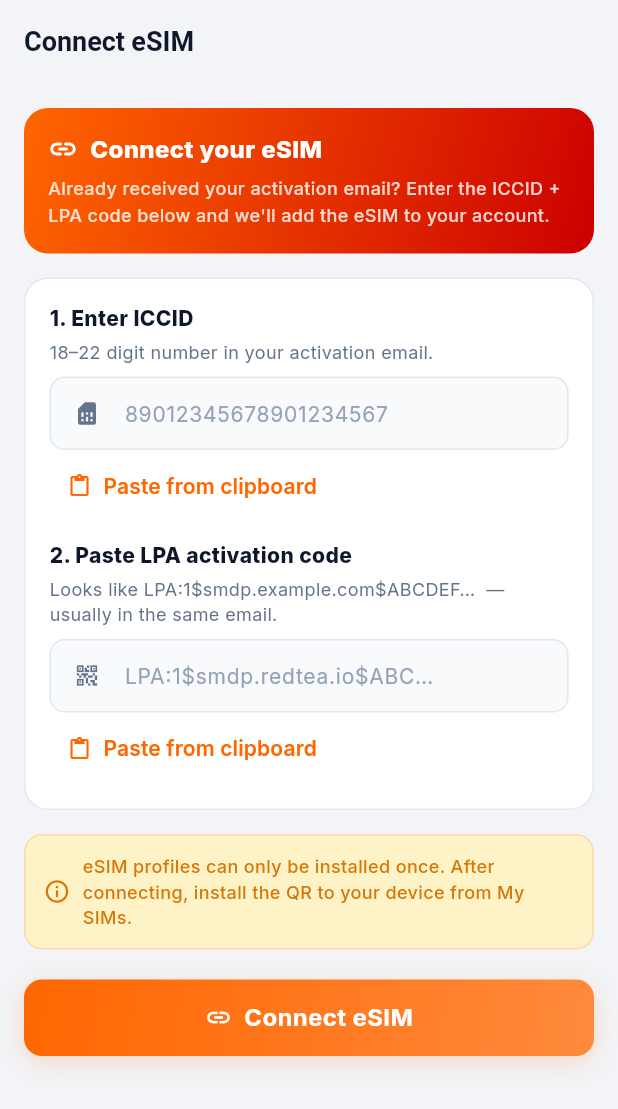
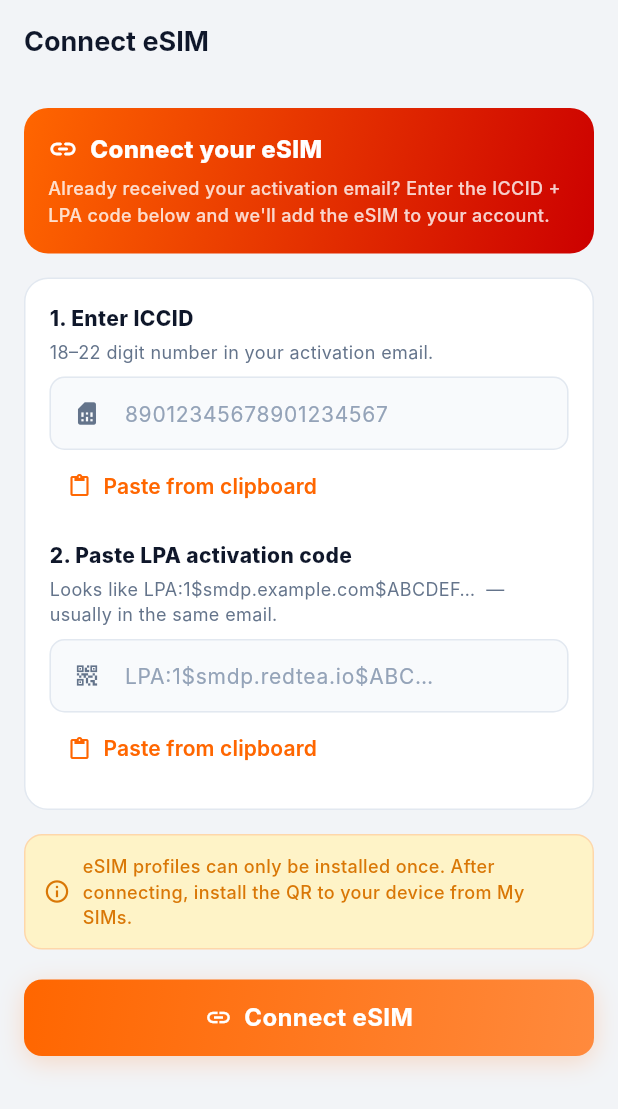
Before and after one commit to jordanmok88/EvairSIM-App, a Flutter app: the ConnectEsimPage screen opened by its route, on a phone screen of 412 x 824 dp. Shown: the top 1109 px of the screen. Run offline on Flutter 3.47's test engine with Material 3 defaults, Android fonts, the phone set to English and light mode, and no system bars; our stand-ins replace dio, flutter_hooks, flutter_secure_storage, fpdart, freezed_annotation, go_router and 4 more; accounts and stored records are empty.

```diff
--- a/lib/core/theme/app_theme.dart
+++ b/lib/core/theme/app_theme.dart
@@ -1,12 +1,13 @@
 import 'package:flutter/material.dart';
-import 'package:google_fonts/google_fonts.dart';
 
 import 'app_colors.dart';
 
 class AppTheme {
+  static const String _fontFamily = 'Inter';
+
   static ThemeData get light => ThemeData(
         useMaterial3: true,
-        fontFamily: GoogleFonts.inter().fontFamily,
+        fontFamily: _fontFamily,
         colorScheme: const ColorScheme(
           brightness: Brightness.light,
           primary: AppColors.brandOrange,
@@ -30,37 +31,74 @@ class AppTheme {
           scrolledUnderElevation: 0,
           centerTitle: false,
           titleTextStyle: TextStyle(
+            fontFamily: _fontFamily,
             color: AppColors.textPrimary,
             fontSize: 18,
             fontWeight: FontWeight.w700,
           ),
           iconTheme: IconThemeData(color: AppColors.textPrimary),
         ),
-        textTheme: GoogleFonts.interTextTheme().copyWith(
-          displayLarge: GoogleFonts.inter(
-              fontSize: 30, fontWeight: FontWeight.w800, color: AppColors.textPrimary),
-          headlineLarge: GoogleFonts.inter(
-              fontSize: 24, fontWeight: FontWeight.w700, color: AppColors.textPrimary),
-          headlineMedium: GoogleFonts.inter(
-              fontSize: 20, fontWeight: FontWeight.w700, color: AppColors.textPrimary),
-          titleLarge: GoogleFonts.inter(
-              fontSize: 18, fontWeight: FontWeight.w700, color: AppColors.textPrimary),
-          titleMedium: GoogleFonts.inter(
-              fontSize: 16, fontWeight: FontWeight.w600, color: AppColors.textPrimary),
-          titleSmall: GoogleFonts.inter(
-              fontSize: 15, fontWeight: FontWeight.w600, color: AppColors.textPrimary),
-          bodyLarge: GoogleFonts.inter(
-              fontSize: 16, fontWeight: FontWeight.w400, color: AppColors.textPrimary),
-          bodyMedium: GoogleFonts.inter(
-              fontSize: 14, fontWeight: FontWeight.w400, color: AppColors.textPrimary),
-          bodySmall: GoogleFonts.inter(
-              fontSize: 13, fontWeight: FontWeight.w400, color: AppColors.textSecondary),
-          labelLarge: GoogleFonts.inter(
-              fontSize: 14, fontWeight: FontWeight.w600, color: AppColors.textPrimary),
-          labelMedium: GoogleFonts.inter(
-              fontSize: 12, fontWeight: FontWeight.w600, color: AppColors.textSecondary),
-          labelSmall: GoogleFonts.inter(
-              fontSize: 11, fontWeight: FontWeight.w600, color: AppColors.textSecondary),
+        textTheme: const TextTheme(
+          displayLarge: TextStyle(
+              fontFamily: _fontFamily,
+              fontSize: 30,
+              fontWeight: FontWeight.w800,
+              color: AppColors.textPrimary),
+          headlineLarge: TextStyle(
+              fontFamily: _fontFamily,
+              fontSize: 24,
+              fontWeight: FontWeight.w700,
+              color: AppColors.textPrimary),
+          headlineMedium: TextStyle(
+              fontFamily: _fontFamily,
+              fontSize: 20,
+              fontWeight: FontWeight.w700,
+              color: AppColors.textPrimary),
+          titleLarge: TextStyle(
+              fontFamily: _fontFamily,
+              fontSize: 18,
+              fontWeight: FontWeight.w700,
+              color: AppColors.textPrimary),
+          titleMedium: TextStyle(
+              fontFamily: _fontFamily,
+              fontSize: 16,
+              fontWeight: FontWeight.w600,
+              color: AppColors.textPrimary),
+          titleSmall: TextStyle(
+              fontFamily: _fontFamily,
+              fontSize: 15,
+              fontWeight: FontWeight.w600,
+              color: AppColors.textPrimary),
+          bodyLarge: TextStyle(
+              fontFamily: _fontFamily,
+              fontSize: 16,
+              fontWeight: FontWeight.w400,
+              color: AppColors.textPrimary),
+          bodyMedium: TextStyle(
+              fontFamily: _fontFamily,
+              fontSize: 14,
+              fontWeight: FontWeight.w400,
+              color: AppColors.textPrimary),
+          bodySmall: TextStyle(
+              fontFamily: _fontFamily,
+              fontSize: 13,
+              fontWeight: FontWeight.w400,
+              color: AppColors.textSecondary),
+          labelLarge: TextStyle(
+              fontFamily: _fontFamily,
+              fontSize: 14,
+              fontWeight: FontWeight.w600,
+              color: AppColors.textPrimary),
+          labelMedium: TextStyle(
+              fontFamily: _fontFamily,
+              fontSize: 12,
+              fontWeight: FontWeight.w600,
+              color: AppColors.textSecondary),
+          labelSmall: TextStyle(
+              fontFamily: _fontFamily,
+              fontSize: 11,
+              fontWeight: FontWeight.w600,
+              color: AppColors.textSecondary),
         ),
       );
 }
```
Also changed, not shown: lib/core/router/app_router.dart (+5 -13 lines), lib/presentation/pages/home/home_shell.dart (+26 -41 lines), lib/presentation/pages/sims/my_sims_page.dart (+55 -6 lines), lib/presentation/pages/sims/widgets/bind_hero_block.dart (+18 -11 lines), lib/presentation/widgets/auth/login_modal.dart (added, +428 -0 lines), lib/presentation/widgets/auth/require_auth.dart (added, +30 -0 lines), pubspec.yaml (+13 -0 lines), assets/fonts/Inter/Inter-Bold.ttf (added), assets/fonts/Inter/Inter-ExtraBold.ttf (added), assets/fonts/Inter/Inter-Medium.ttf (added), assets/fonts/Inter/Inter-Regular.ttf (added), assets/fonts/Inter/Inter-SemiBold.ttf (added), assets/icon/icon.png, assets/icon/icon_fg.png, 40 other files.
